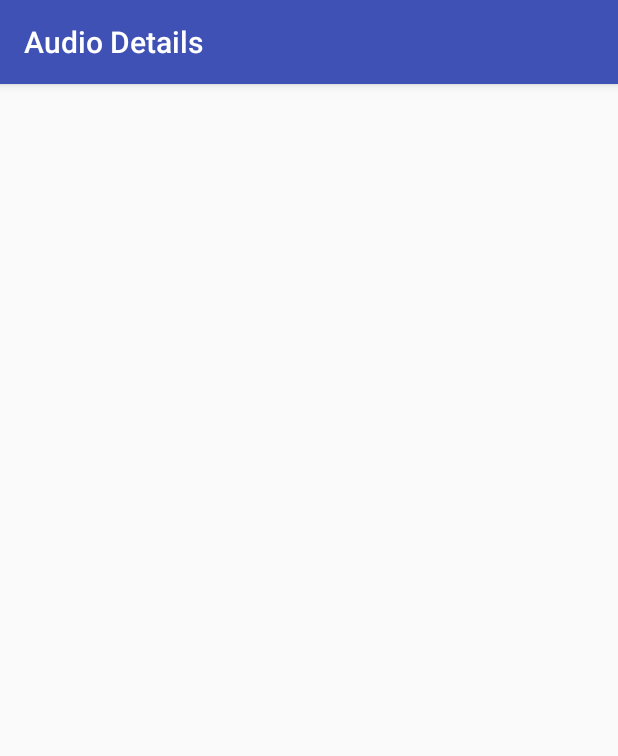
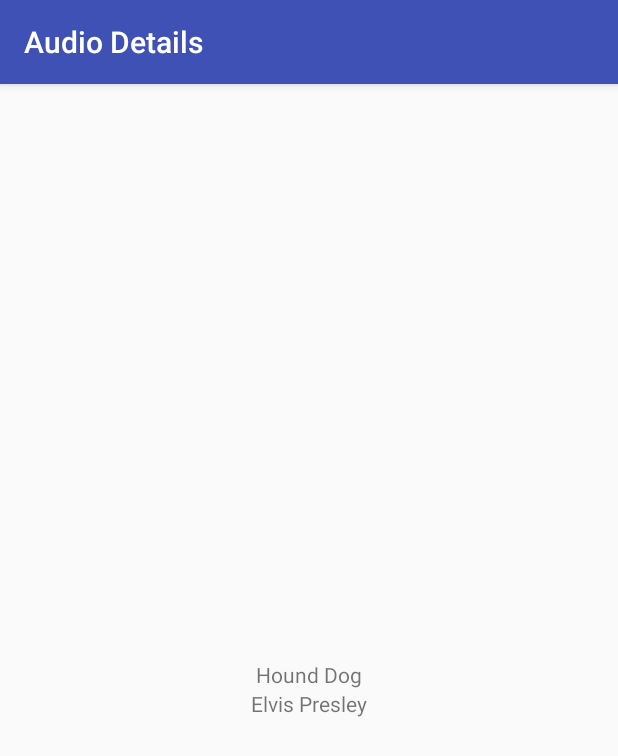
Before and after one commit to chrisabbod/Musical-Structure-App, an Android app: the screen it shows after launch (DetailActivity), after a tap on "Hound Dog", on a phone screen of 412 x 824 dp. Shown: the top 756 px of the screen. Run offline under Robolectric (Android 15) with nearby library versions, the phone set to English and light mode, and no system bars.

Commit message:
<feat:> Display Audio Title and Artist Name in DetailActivity
Pass intent extras from MainActivity to DetailActivity so audio title and artist name can be displayed

```diff
--- a/app/src/main/java/com/example/android/musicalstructureapp/DetailActivity.java
+++ b/app/src/main/java/com/example/android/musicalstructureapp/DetailActivity.java
@@ -1,7 +1,9 @@
 package com.example.android.musicalstructureapp;
 
+import android.content.Intent;
 import android.support.v7.app.AppCompatActivity;
 import android.os.Bundle;
+import android.widget.TextView;
 
 public class DetailActivity extends AppCompatActivity {
 
@@ -9,5 +11,15 @@ public class DetailActivity extends AppCompatActivity {
     protected void onCreate(Bundle savedInstanceState) {
         super.onCreate(savedInstanceState);
         setContentView(R.layout.activity_detail);
+
+        Intent intent = getIntent();
+        String audioTitle = intent.getStringExtra("Audio Title");
+        String artistName = intent.getStringExtra("Artist Name");
+
+        TextView titleTextView = (TextView)findViewById(R.id.detail_title);
+        TextView artistTextView = (TextView)findViewById(R.id.detail_artist);
+
+        titleTextView.setText(audioTitle);
+        artistTextView.setText(artistName);
     }
 }
```
